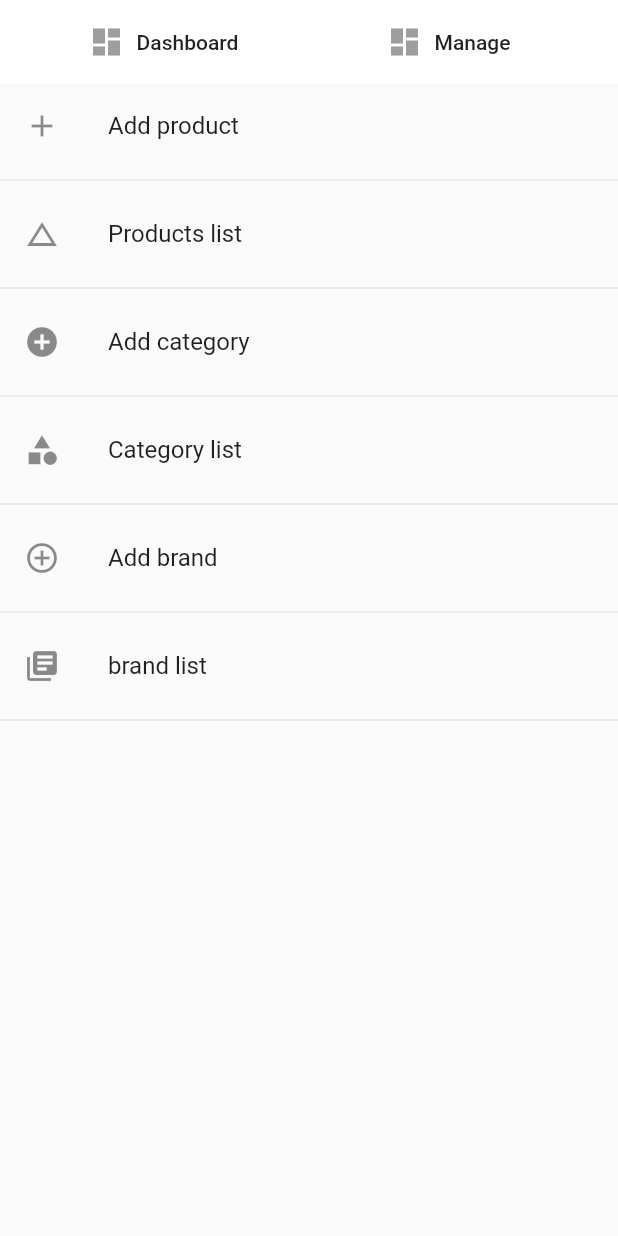
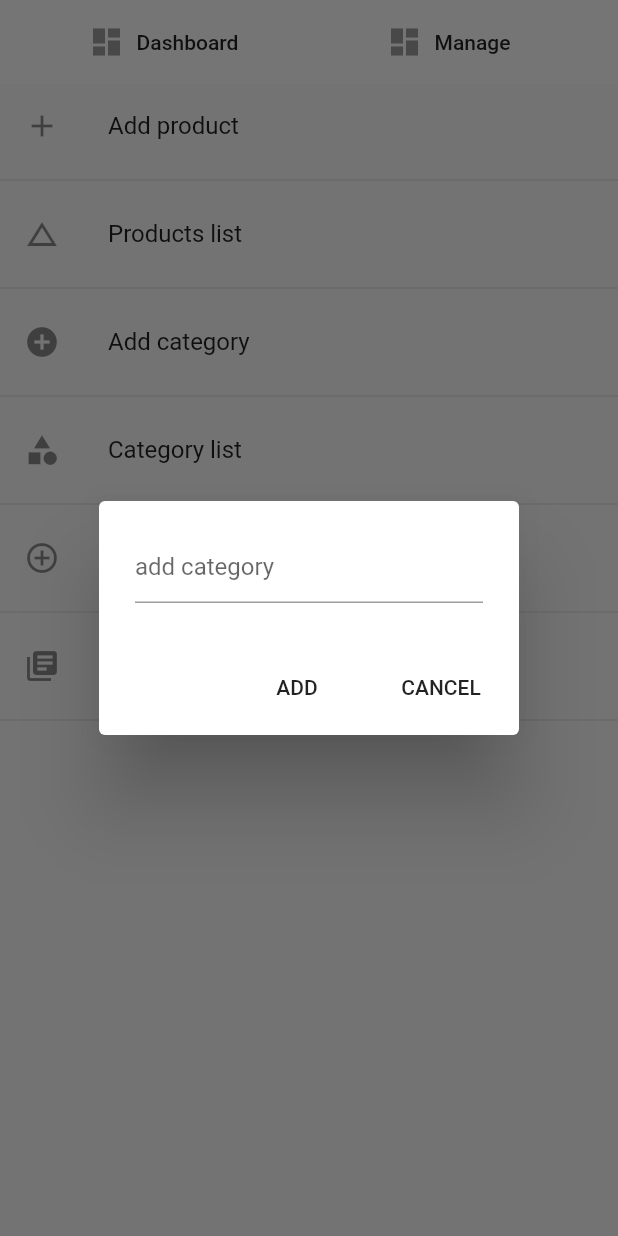
Before and after one commit to icchigoo/AdminPanel, a Flutter app: the screen it shows after launch, after a tap on "Manage", after a tap on "Add category", on a phone screen of 412 x 824 dp. Run offline on Flutter 3.47's test engine with Material 2 defaults, Android fonts, the phone set to English and light mode, and no system bars; our stand-ins replace cloud_firestore, firebase_core, fluttertoast; accounts and stored records are empty.

Commit message:
database connection

```diff
--- /dev/null
+++ b/lib/database/brand.dart
@@ -0,0 +1,15 @@
+// ignore_for_file: unused_local_variable, prefer_const_constructors, prefer_final_fields
+
+import 'package:cloud_firestore/cloud_firestore.dart';
+import 'package:uuid/uuid.dart';
+
+class BrandService {
+  FirebaseFirestore _firebaseFirestore = FirebaseFirestore.instance;
+
+  void createBrand(String name) {
+    var id = Uuid();
+    String brandId = id.v1();
+
+    _firebaseFirestore.collection('brands').doc(brandId).set({'brand': name});
+  }
+}
--- /dev/null
+++ b/lib/database/category.dart
@@ -0,0 +1,18 @@
+// ignore_for_file: unused_local_variable, prefer_const_constructors, prefer_final_fields
+
+import 'package:cloud_firestore/cloud_firestore.dart';
+import 'package:uuid/uuid.dart';
+
+class CategoryService {
+  FirebaseFirestore _firebaseFirestore = FirebaseFirestore.instance;
+
+  void createCategory(String name) {
+    var id = Uuid();
+    String categoryId = id.v1();
+
+    _firebaseFirestore
+        .collection('categories')
+        .doc(categoryId)
+        .set({'category': name});
+  }
+}
--- a/lib/screens/admin.dart
+++ b/lib/screens/admin.dart
@@ -1,7 +1,11 @@
-// ignore_for_file: prefer_const_constructors, deprecated_member_use, dead_code
+// ignore_for_file: prefer_const_constructors, deprecated_member_use, dead_code, unused_local_variable, unused_field, prefer_final_fields, unnecessary_null_comparison
 
+import 'package:admin_panel/database/brand.dart';
+import 'package:admin_panel/database/category.dart';
 import 'package:flutter/cupertino.dart';
+import 'package:flutter/foundation.dart';
 import 'package:flutter/material.dart';
+import 'package:fluttertoast/fluttertoast.dart';
 
 enum Page { dashboard, manage }
 
@@ -16,6 +20,12 @@ class _AdminState extends State<Admin> {
   Page _selectedPage = Page.dashboard;
   MaterialColor active = Colors.red;
   MaterialColor notActive = Colors.grey;
+  TextEditingController categoryController = TextEditingController();
+  TextEditingController brandController = TextEditingController();
+  GlobalKey<FormState> _categoryFormKey = GlobalKey();
+  GlobalKey<FormState> _brandFormKey = GlobalKey();
+  BrandService _brandService = BrandService();
+  CategoryService _categoryService = CategoryService();
   @override
   Widget build(BuildContext context) {
     return Scaffold(
@@ -211,7 +221,7 @@ class _AdminState extends State<Admin> {
               leading: Icon(Icons.add_circle),
               title: Text("Add category"),
               onTap: () {
-                ;
+                _categoryAlert();
               },
             ),
             Divider(),
@@ -224,7 +234,9 @@ class _AdminState extends State<Admin> {
             ListTile(
               leading: Icon(Icons.add_circle_outline),
               title: Text("Add brand"),
-              onTap: () {},
+              onTap: () {
+                _brandAlert();
+              },
             ),
             Divider(),
             ListTile(
@@ -240,4 +252,72 @@ class _AdminState extends State<Admin> {
         return Container();
     }
   }
+
+  void _categoryAlert() {
+    var alert = AlertDialog(
+      content: Form(
+        key: _categoryFormKey,
+        child: TextFormField(
+          controller: categoryController,
+          validator: (value) {
+            if (value!.isEmpty) {
+              return 'category cannot be empty';
+            }
+          },
+          decoration: InputDecoration(hintText: "add category"),
+        ),
+      ),
+      actions: [
+        FlatButton(
+            onPressed: () {
+              if (categoryController.text != null) {
+                _categoryService.createCategory(categoryController.text);
+              }
+              Fluttertoast.showToast(msg: 'category created');
+              Navigator.pop(context);
+            },
+            child: Text('ADD')),
+        FlatButton(
+            onPressed: () {
+              Navigator.pop(context);
+            },
+            child: Text('CANCEL')),
+      ],
+    );
+    showDialog(context: context, builder: (_) => alert);
+  }
+
+  void _brandAlert() {
+    var alert = AlertDialog(
+      content: Form(
+        key: _brandFormKey,
+        child: TextFormField(
+          controller: brandController,
+          validator: (value) {
+            if (value!.isEmpty) {
+              return 'category cannot be empty';
+            }
+          },
+          decoration: InputDecoration(hintText: "add brand"),
+        ),
+      ),
+      actions: [
+        FlatButton(
+            onPressed: () {
+              if (brandController.text != null) {
+                _brandService.createBrand(categoryController.text);
+              }
+              Fluttertoast.showToast(msg: 'category created');
+              Navigator.pop(context);
+            },
+            child: Text('ADD')),
+        FlatButton(
+            onPressed: () {
+              Navigator.pop(context);
+            },
+            child: Text('CANCEL')),
+      ],
+    );
+    showDialog(context: context, builder: (_) => alert);
+  }
 }
--- a/pubspec.yaml
+++ b/pubspec.yaml
@@ -32,6 +32,7 @@ dependencies:
   carousel_pro: ^1.0.0
   firebase_auth: ^3.3.4
   cloud_firestore: ^3.1.5
+  firebase_core: ^1.10.6
   google_sign_in: ^5.2.1
   shared_preferences: ^2.0.11
   fluttertoast: ^8.0.8
@@ -41,6 +42,7 @@ dependencies:
   intl: ^0.17.0
   uuid:
   firebase_database:
+
 
 
   # The following adds the Cupertino Icons font to your application.
```
Also changed, not shown: pubspec.lock, 3 other files.
